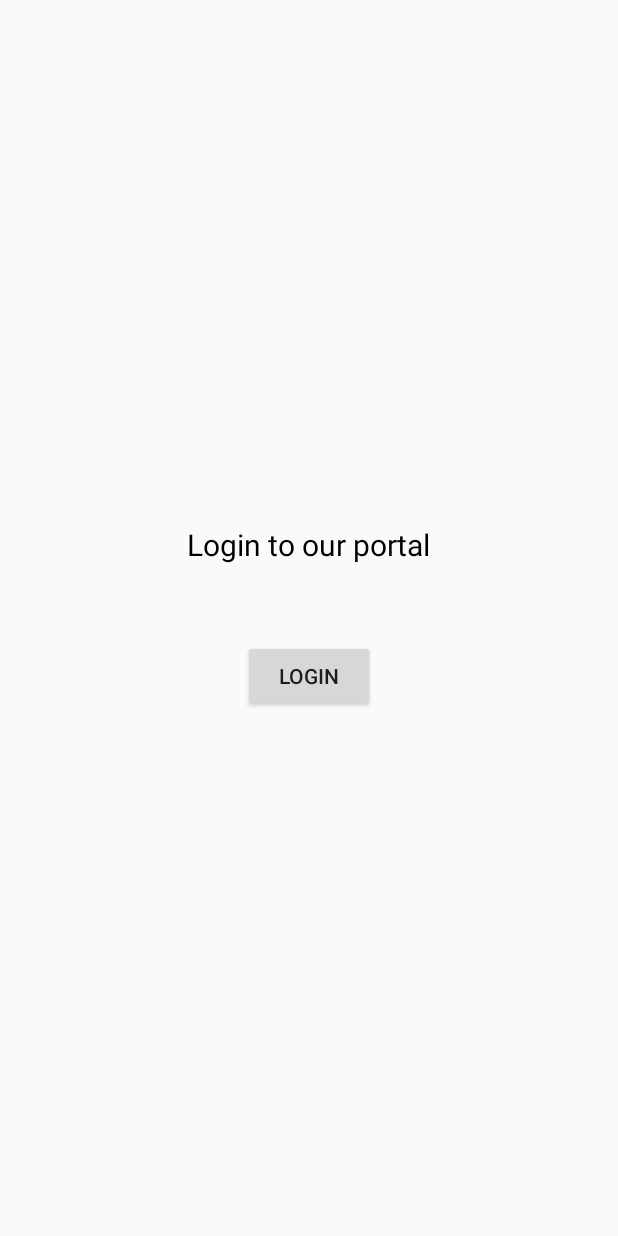
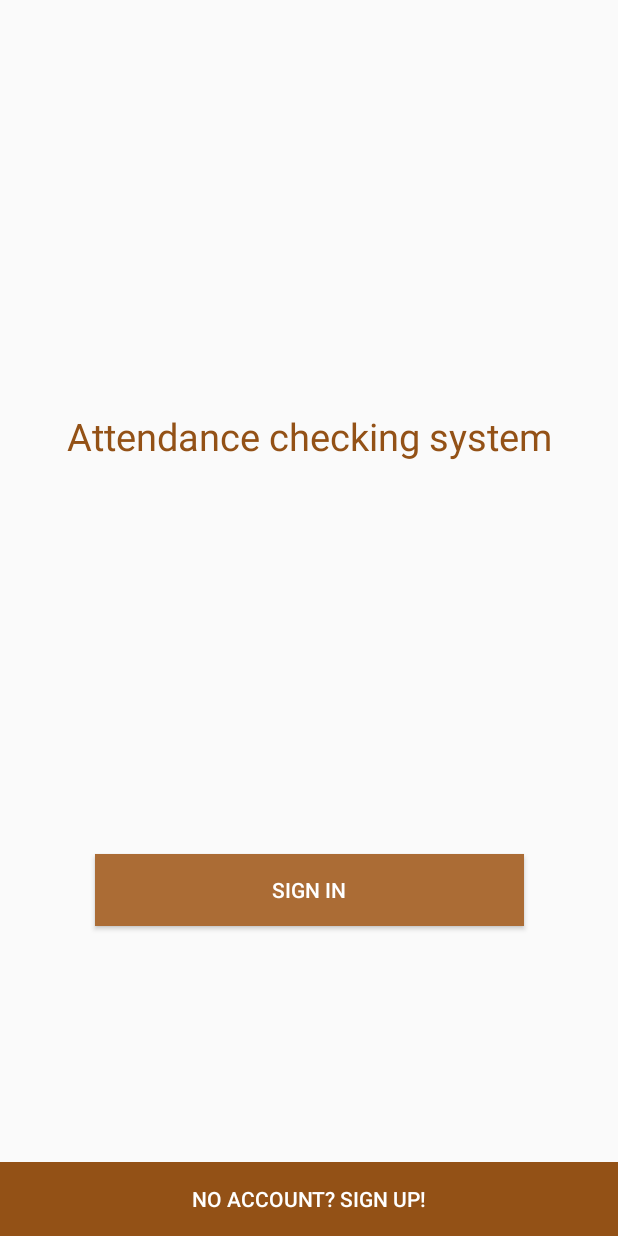
Before and after one commit to ymademikhanov/sp-kotlin, an Android app: the screen it shows after launch (YetAnotherAuthActivity), on a phone screen of 412 x 824 dp. Run offline under Robolectric (Android 15) with nearby library versions, the phone set to English and light mode, and no system bars; libraries missing offline, so code that uses them is left out: com.thejuki.kformmaster; 1 statement that could not run was skipped.

```diff
--- a/app/build.gradle
+++ b/app/build.gradle
@@ -36,7 +36,6 @@ ext {
 dependencies {
     implementation fileTree(include: ['*.jar'], dir: 'libs')
     implementation "org.jetbrains.kotlin:kotlin-stdlib-jdk7:$kotlin_version"
-//    implementation 'com.android.support:appcompat-v7:28.0.0'
     implementation "androidx.appcompat:appcompat:$androidxVersion",
             "com.google.android.material:material:$materialVersion",
             "androidx.recyclerview:recyclerview:$androidxVersion"
@@ -55,6 +54,6 @@ dependencies {
     testImplementation 'junit:junit:4.12'
     implementation 'khttp:khttp:0.1.0'
     implementation 'com.github.mirrajabi:search-dialog:1.2.3'
-    androidTestImplementation 'androidx.test:runner:1.1.0'
-    androidTestImplementation 'androidx.test.espresso.idling:idling-net:3.1.0'
+    androidTestImplementation 'androidx.test:runner:1.1.1'
+    androidTestImplementation 'androidx.test.espresso.idling:idling-net:3.1.1'
 }
--- a/app/src/main/java/com/example/android/simplealarmmanagerapp/activities/AuthActivity.kt
+++ b/app/src/main/java/com/example/android/simplealarmmanagerapp/activities/AuthActivity.kt
@@ -18,18 +18,12 @@ import com.example.android.simplealarmmanagerapp.utilities.form_creators.Student
 import com.example.android.simplealarmmanagerapp.models.Account
 import com.example.android.simplealarmmanagerapp.models.AuthenticationMode
 import com.example.android.simplealarmmanagerapp.models.Student
-import com.example.android.simplealarmmanagerapp.utilities.JwtToJson
 import com.example.android.simplealarmmanagerapp.utilities.auth_network.AuthSubscriber
 import com.example.android.simplealarmmanagerapp.utilities.auth_network.SignInPerformer
 import com.example.android.simplealarmmanagerapp.utilities.auth_network.SignUpPerformer
 import com.example.android.simplealarmmanagerapp.utilities.constants.*
 import com.example.android.simplealarmmanagerapp.utilities.network.Resource
-import com.example.android.simplealarmmanagerapp.utilities.preferences.removeUser
-import khttp.post
-import khttp.responses.Response
-
 import kotlinx.android.synthetic.main.activity_auth.*
-
 
 class AuthActivity : AppCompatActivity(), View.OnClickListener, AuthSubscriber {
     val TAG = "AuthActivity"
--- a/app/src/main/java/com/example/android/simplealarmmanagerapp/activities/YetAnotherAuthActivity.kt
+++ b/app/src/main/java/com/example/android/simplealarmmanagerapp/activities/YetAnotherAuthActivity.kt
@@ -1,21 +1,22 @@
 package com.example.android.simplealarmmanagerapp.activities
 
 import android.content.Context
+import android.graphics.Color
 import android.os.Bundle
 import androidx.appcompat.app.AppCompatActivity
 import com.example.android.simplealarmmanagerapp.R
 import com.example.android.simplealarmmanagerapp.R.id.recyclerView
-import com.thejuki.kformmaster.helper.FormBuildHelper
-import com.thejuki.kformmaster.model.BaseFormElement
-import com.thejuki.kformmaster.model.FormEmailEditTextElement
-
-import com.thejuki.kformmaster.model.FormPasswordEditTextElement
+import com.example.android.simplealarmmanagerapp.utilities.constants.PRIMARY_COLOR
+import com.example.android.simplealarmmanagerapp.utilities.constants.PRIMARY_DARK_COLOR
+import com.thejuki.kformmaster.helper.*
+import java.text.SimpleDateFormat
+import java.util.*
 
 class YetAnotherAuthActivity : AppCompatActivity() {
     lateinit var context: Context
     override fun onCreate(savedInstanceState: Bundle?) {
         super.onCreate(savedInstanceState)
-        setContentView(R.layout.activity_yet_another_auth)
+        setContentView(R.layout.activity_signin)
         context = this
         // Initializing UI.
         initUI()
@@ -23,32 +24,48 @@ class YetAnotherAuthActivity : AppCompatActivity() {
 
     private enum class Tag {
         Email,
-        Password
+        Password,
+        Text,
+        Number,
     }
 
     private fun initUI() {
 
         // Initialize variables
-        val formBuilder = FormBuildHelper(context)
-        formBuilder.attachRecyclerView(this, findViewById(recyclerView))
-
-        val elements: MutableList<BaseFormElement<*>> = mutableListOf()
-
-        // Declare form elements
-        val emailElement = FormEmailEditTextElement(Tag.Email.ordinal).apply {
-            title = getString(R.string.email)
+        val formBuilder = form(context, findViewById(recyclerView)) {
+            email(Tag.Email.ordinal) {
+                title = getString(R.string.email)
+                titleTextColor = PRIMARY_COLOR
+                titleFocusedTextColor = PRIMARY_DARK_COLOR
+            }
+            password(Tag.Password.ordinal) {
+                title = getString(R.string.password)
+                titleTextColor = PRIMARY_COLOR
+                titleFocusedTextColor = PRIMARY_DARK_COLOR
+            }
+            text(Tag.Text.ordinal) {
+                title = getString(R.string.firstname)
+                titleTextColor = PRIMARY_COLOR
+                titleFocusedTextColor = PRIMARY_DARK_COLOR
+            }
+            text(Tag.Text.ordinal) {
+                title = getString(R.string.lastname)
+                titleTextColor = PRIMARY_COLOR
+                titleFocusedTextColor = PRIMARY_DARK_COLOR
+            }
+            number(Tag.Number.ordinal) {
+                numbersOnly = true
+                title = getString(R.string.studentID)
+                titleTextColor = PRIMARY_COLOR
+                titleFocusedTextColor = PRIMARY_DARK_COLOR
+            }
+            dateTime(1) {
+                dateValue = Date()
+                title = "Birth date"
+                titleTextColor = PRIMARY_COLOR
+                titleFocusedTextColor = PRIMARY_DARK_COLOR
+                dateFormat = SimpleDateFormat("MM/dd/yyyy hh:mm a", Locale.US)
+            }
         }
-
-        elements.add(emailElement)
-
-        val passwordElement = FormPasswordEditTextElement(Tag.Password.ordinal).apply {
-            title = getString(R.string.password)
-        }
-
-        elements.add(passwordElement)
-
-        // Add form elements (Form is refreshed for you)
-        formBuilder.addFormElements(elements)
-
     }
 }
--- a/app/src/main/java/com/example/android/simplealarmmanagerapp/utilities/constants/PreferencesConstants.kt
+++ b/app/src/main/java/com/example/android/simplealarmmanagerapp/utilities/constants/PreferencesConstants.kt
@@ -1,4 +1,6 @@
 package com.example.android.simplealarmmanagerapp.utilities.constants
+
+import android.graphics.Color
 
 const val TARGET_BEACON_ADDRESS_CONST = "targetBeaconAddress"
 const val MY_SECTION_URL = "https://attendance-app-dev.herokuapp.com/api/v1/me/sections"
@@ -32,3 +34,6 @@ const val AUTH_PREFERENCE_NAME = "AuthenticationPreferences"
 const val TARGET_DEVICE_PREFERENCES_NAME = "TargetDevicePreferences"
 
 const val BAC_PREFERENCES_NAME = "AttendanceCheckScanPreferences"
+
+var PRIMARY_COLOR = Color.parseColor("#AB6C35")
+var PRIMARY_DARK_COLOR = Color.parseColor("#935116")
--- /dev/null
+++ b/app/src/main/res/layout/activity_signin.xml
@@ -0,0 +1,72 @@
+<?xml version="1.0" encoding="utf-8"?>
+<androidx.constraintlayout.widget.ConstraintLayout xmlns:android="http://schemas.android.com/apk/res/android"
+    xmlns:app="http://schemas.android.com/apk/res-auto"
+    xmlns:tools="http://schemas.android.com/tools"
+    android:layout_width="match_parent"
+    android:layout_height="match_parent"
+    android:gravity="center"
+    android:orientation="vertical"
+    tools:context=".activities.YetAnotherAuthActivity">
+
+    <TextView
+        android:id="@+id/textView"
+        android:layout_width="wrap_content"
+        android:layout_height="wrap_content"
+        android:layout_marginStart="8dp"
+        android:layout_marginTop="8dp"
+        android:layout_marginEnd="8dp"
+        android:layout_marginBottom="104dp"
+        android:text="Attendance checking system"
+        android:textColor="@color/colorPrimaryDark"
+        android:textSize="25sp"
+        app:layout_constraintBottom_toTopOf="@+id/recyclerView"
+        app:layout_constraintEnd_toEndOf="parent"
+        app:layout_constraintStart_toStartOf="parent"
+        app:layout_constraintTop_toTopOf="parent"
+        app:layout_constraintVertical_bias="1.0" />
+
+    <androidx.recyclerview.widget.RecyclerView xmlns:android="http://schemas.android.com/apk/res/android"
+        android:id="@+id/recyclerView"
+        android:layout_width="377dp"
+        android:layout_height="wrap_content"
+        android:layout_marginEnd="16dp"
+        android:descendantFocusability="beforeDescendants"
+        android:divider="#b5b5b5"
+        android:orientation="vertical"
+        app:layout_constraintBottom_toBottomOf="parent"
+        app:layout_constraintEnd_toEndOf="parent"
+        app:layout_constraintTop_toTopOf="parent" />
+
+
+    <Button
+        android:id="@+id/button2"
+        android:layout_width="286dp"
+        android:layout_height="wrap_content"
+        android:layout_marginStart="8dp"
+        android:layout_marginTop="8dp"
+        android:layout_marginEnd="8dp"
+        android:layout_marginBottom="8dp"
+        android:background="@color/colorPrimary"
+        android:text="Sign in"
+        android:textColor="@android:color/background_light"
+        app:layout_constraintBottom_toTopOf="@+id/button"
+        app:layout_constraintEnd_toEndOf="parent"
+        app:layout_constraintStart_toStartOf="parent"
+        app:layout_constraintTop_toBottomOf="@+id/recyclerView" />
+
+    <Button
+        android:id="@+id/button"
+        style="?android:attr/borderlessButtonStyle"
+        android:layout_width="0dp"
+        android:layout_height="49dp"
+        android:background="@color/colorPrimaryDark"
+        android:text="No account? Sign up!"
+        android:textColor="@android:color/background_light"
+        app:layout_constraintBottom_toBottomOf="parent"
+        app:layout_constraintEnd_toEndOf="parent"
+        app:layout_constraintHorizontal_bias="0.0"
+        app:layout_constraintStart_toStartOf="parent"
+        android:windowSoftInputMode="adjustNothing"/>
+
+
+</androidx.constraintlayout.widget.ConstraintLayout>
--- a/app/src/main/res/layout/activity_yet_another_auth.xml
+++ b/app/src/main/res/layout/activity_yet_another_auth.xml
@@ -24,13 +24,7 @@
         android:divider="#b5b5b5"
         android:layout_marginLeft="40dp"
         android:layout_marginRight="40dp"
-        android:descendantFocusability="beforeDescendants" />
-
-    <Button
-        android:layout_width="wrap_content"
-        android:layout_height="wrap_content"
-        android:text="Login"
-        android:id="@+id/buttonLogin"
-        android:layout_marginTop="20dp" />
+        android:descendantFocusability="beforeDescendants"
+        android:windowSoftInputMode="adjustNothing"/>
 
 </LinearLayout>
--- a/app/src/main/res/layout/set_target_beacon_layout.xml
+++ b/app/src/main/res/layout/set_target_beacon_layout.xml
@@ -12,7 +12,7 @@
 
     <EditText
         android:id="@+id/target_beacon_address_et"
-        android:layout_width="match_parent"
+        android:layout_width="match_parent" android:inputType=""
         android:layout_height="wrap_content"
         android:hint="@string/target_beacon_address"
         />
--- a/app/src/main/res/values/colors.xml
+++ b/app/src/main/res/values/colors.xml
@@ -1,6 +1,6 @@
 <?xml version="1.0" encoding="utf-8"?>
 <resources>
-    <color name="colorPrimary">#3F51B5</color>
-    <color name="colorPrimaryDark">#303F9F</color>
-    <color name="colorAccent">#FF4081</color>
+    <color name="colorPrimary">#AB6C35</color>
+    <color name="colorPrimaryDark">#935116</color>
+    <color name="colorAccent">#935116</color>
 </resources>
--- a/app/src/main/res/values/strings.xml
+++ b/app/src/main/res/values/strings.xml
@@ -1,5 +1,5 @@
 <resources>
-    <string name="app_name">SimpleAlarmManagerApp</string>
+    <string name="app_name">Attendance checking app</string>
     <string name="title_activity_auth">Sign In / Sign Up</string>
 
     <!-- Strings related to login -->
@@ -27,5 +27,9 @@
 
     <string name="email">Email</string>
     <string name="password">Password</string>
+    <string name="firstname">Firstname</string>
+    <string name="lastname">Lastname</string>
+    <string name="studentID">Student ID</string>
+    <string name="signup_button">Sign up</string>
 
 </resources>
```
Also changed, not shown: app/src/main/AndroidManifest.xml (+7 -2 lines), app/src/main/java/com/example/android/simplealarmmanagerapp/activities/SignInActivity.kt (added, +44 -0 lines), app/src/main/res/layout/activity_sign_up_student.xml (added, +72 -0 lines).
